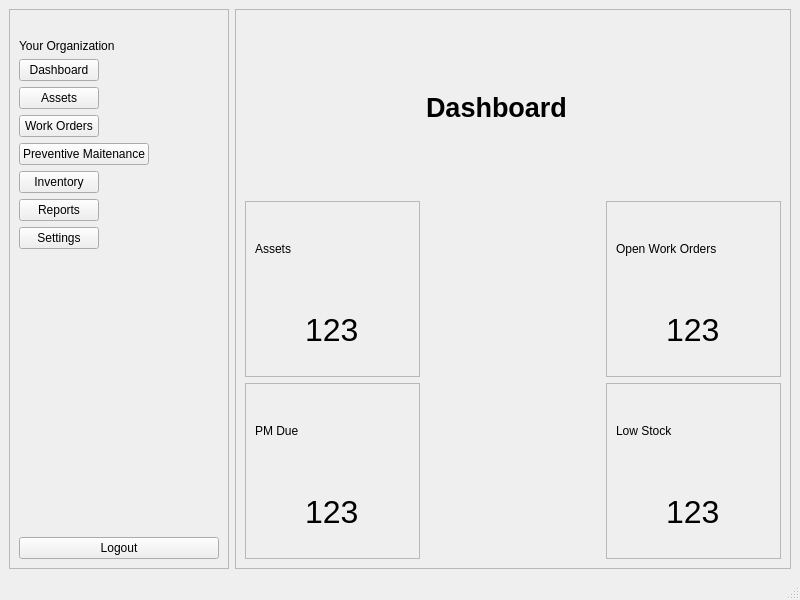
The window that MaintenanceSystem/app/ui/forms/dashboard.ui (Apie-dup/MaintenanceSystem) describes before a commit, drawn with Qt 5.
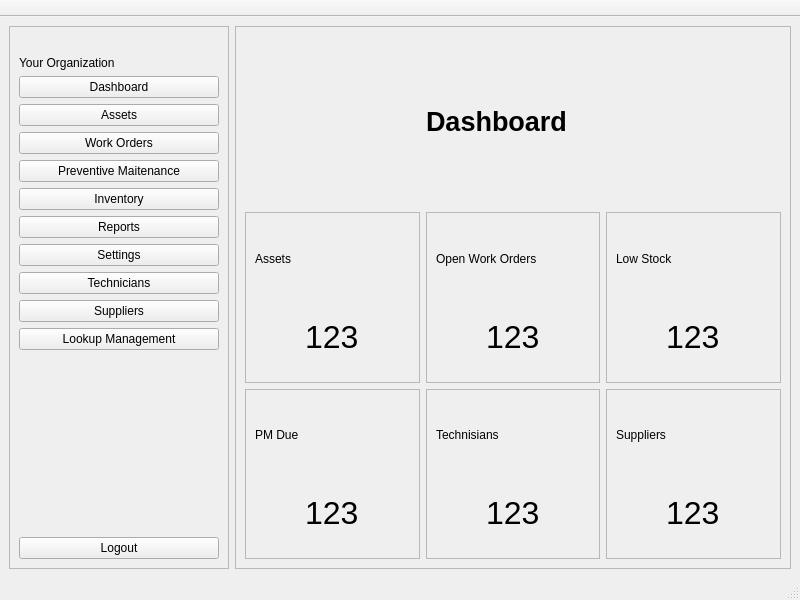
The same window after the commit.

```diff
--- a/MaintenanceSystem/app/ui/forms/dashboard.ui
+++ b/MaintenanceSystem/app/ui/forms/dashboard.ui
@@ -50,55 +50,76 @@
          </property>
         </widget>
        </item>
-       <item alignment="Qt::AlignmentFlag::AlignLeft">
+       <item>
         <widget class="QPushButton" name="btnDashboard">
          <property name="text">
           <string>Dashboard</string>
          </property>
         </widget>
        </item>
-       <item alignment="Qt::AlignmentFlag::AlignLeft">
+       <item>
         <widget class="QPushButton" name="btnAssets">
          <property name="text">
           <string>Assets</string>
          </property>
         </widget>
        </item>
-       <item alignment="Qt::AlignmentFlag::AlignLeft">
+       <item>
         <widget class="QPushButton" name="btnWorkOrders">
          <property name="text">
           <string>Work Orders</string>
          </property>
         </widget>
        </item>
-       <item alignment="Qt::AlignmentFlag::AlignLeft">
-        <widget class="QPushButton" name="btnPreventive">
+       <item>
+        <widget class="QPushButton" name="btnPM">
          <property name="text">
           <string>Preventive Maitenance</string>
          </property>
         </widget>
        </item>
-       <item alignment="Qt::AlignmentFlag::AlignLeft">
+       <item>
         <widget class="QPushButton" name="btnInventory">
          <property name="text">
           <string>Inventory</string>
          </property>
         </widget>
        </item>
-       <item alignment="Qt::AlignmentFlag::AlignLeft">
+       <item>
         <widget class="QPushButton" name="btnReports">
          <property name="text">
           <string>Reports</string>
          </property>
         </widget>
        </item>
-       <item alignment="Qt::AlignmentFlag::AlignLeft">
+       <item>
         <widget class="QPushButton" name="btnSettings">
          <property name="text">
           <string>Settings</string>
          </property>
         </widget>
        </item>
+       <item>
+        <widget class="QPushButton" name="btnThecnicians">
+         <property name="text">
+          <string>Technicians</string>
+         </property>
+        </widget>
+       </item>
+       <item>
+        <widget class="QPushButton" name="btnSuppliers">
+         <property name="text">
+          <string>Suppliers</string>
+         </property>
+        </widget>
+       </item>
+       <item>
+        <widget class="QPushButton" name="btnLookups">
+         <property name="text">
+          <string>Lookup Management</string>
+         </property>
+        </widget>
+       </item>
        <item>
         <spacer name="verticalSpacer">
          <property name="orientation">
@@ -131,81 +152,6 @@
        <enum>QFrame::Shadow::Raised</enum>
       </property>
       <layout class="QGridLayout" name="gridLayout_2">
-       <item row="1" column="2">
-        <widget class="QFrame" name="frameOpenWorkOrders">
-         <property name="frameShape">
-          <enum>QFrame::Shape::StyledPanel</enum>
-         </property>
-         <property name="frameShadow">
-          <enum>QFrame::Shadow::Raised</enum>
-         </property>
-         <layout class="QGridLayout" name="gridLayout_4">
-          <item row="1" column="0" alignment="Qt::AlignmentFlag::AlignHCenter">
-           <widget class="QLabel" name="lblOpenWorkOrdersValue">
-            <property name="font">
-             <font>
-              <pointsize>24</pointsize>
-             </font>
-            </property>
-            <property name="text">
-             <string>123</string>
-            </property>
-           </widget>
-          </item>
-          <item row="0" column="0">
-           <widget class="QLabel" name="lblOpenWorkOrdersTitle">
-            <property name="text">
-             <string>Open Work Orders</string>
-            </property>
-           </widget>
-          </item>
-         </layout>
-        </widget>
-       </item>
-       <item row="0" column="1">
-        <widget class="QLabel" name="lblTitle">
-         <property name="font">
-          <font>
-           <pointsize>20</pointsize>
-           <bold>true</bold>
-          </font>
-         </property>
-         <property name="text">
-          <string>Dashboard</string>
-         </property>
-        </widget>
-       </item>
-       <item row="2" column="2">
-        <widget class="QFrame" name="frameLowStock">
-         <property name="frameShape">
-          <enum>QFrame::Shape::StyledPanel</enum>
-         </property>
-         <property name="frameShadow">
-          <enum>QFrame::Shadow::Raised</enum>
-         </property>
-         <layout class="QGridLayout" name="gridLayout_6">
-          <item row="0" column="0">
-           <widget class="QLabel" name="lblLowStockTitle">
-            <property name="text">
-             <string>Low Stock</string>
-            </property>
-           </widget>
-          </item>
-          <item row="1" column="0" alignment="Qt::AlignmentFlag::AlignHCenter">
-           <widget class="QLabel" name="lblLowStockValue">
-            <property name="font">
-             <font>
-              <pointsize>24</pointsize>
-             </font>
-            </property>
-            <property name="text">
-             <string>123</string>
-            </property>
-           </widget>
-          </item>
-         </layout>
-        </widget>
-       </item>
        <item row="1" column="0">
         <widget class="QFrame" name="frameAssets">
          <property name="minimumSize">
@@ -243,6 +189,19 @@
          </layout>
         </widget>
        </item>
+       <item row="0" column="1">
+        <widget class="QLabel" name="lblTitle">
+         <property name="font">
+          <font>
+           <pointsize>20</pointsize>
+           <bold>true</bold>
+          </font>
+         </property>
+         <property name="text">
+          <string>Dashboard</string>
+         </property>
+        </widget>
+       </item>
        <item row="2" column="0">
         <widget class="QFrame" name="framePMDue">
          <property name="frameShape">
@@ -274,6 +233,130 @@
          </layout>
         </widget>
        </item>
+       <item row="1" column="2">
+        <widget class="QFrame" name="frameLowStock">
+         <property name="frameShape">
+          <enum>QFrame::Shape::StyledPanel</enum>
+         </property>
+         <property name="frameShadow">
+          <enum>QFrame::Shadow::Raised</enum>
+         </property>
+         <layout class="QGridLayout" name="gridLayout_6">
+          <item row="0" column="0">
+           <widget class="QLabel" name="lblLowStockTitle">
+            <property name="text">
+             <string>Low Stock</string>
+            </property>
+           </widget>
+          </item>
+          <item row="1" column="0" alignment="Qt::AlignmentFlag::AlignHCenter">
+           <widget class="QLabel" name="lblLowStockValue">
+            <property name="font">
+             <font>
+              <pointsize>24</pointsize>
+             </font>
+            </property>
+            <property name="text">
+             <string>123</string>
+            </property>
+           </widget>
+          </item>
+         </layout>
+        </widget>
+       </item>
+       <item row="2" column="1">
+        <widget class="QFrame" name="frame">
+         <property name="frameShape">
+          <enum>QFrame::Shape::StyledPanel</enum>
+         </property>
+         <property name="frameShadow">
+          <enum>QFrame::Shadow::Raised</enum>
+         </property>
+         <layout class="QGridLayout" name="gridLayout_7">
+          <item row="0" column="0">
+           <widget class="QLabel" name="lblTechnisiansTitle">
+            <property name="text">
+             <string>Technisians</string>
+            </property>
+           </widget>
+          </item>
+          <item row="1" column="0" alignment="Qt::AlignmentFlag::AlignHCenter">
+           <widget class="QLabel" name="lblTechniciansValue">
+            <property name="font">
+             <font>
+              <pointsize>24</pointsize>
+             </font>
+            </property>
+            <property name="text">
+             <string>123</string>
+            </property>
+           </widget>
+          </item>
+         </layout>
+        </widget>
+       </item>
+       <item row="1" column="1">
+        <widget class="QFrame" name="frameOpenWorkOrders">
+         <property name="frameShape">
+          <enum>QFrame::Shape::StyledPanel</enum>
+         </property>
+         <property name="frameShadow">
+          <enum>QFrame::Shadow::Raised</enum>
+         </property>
+         <layout class="QGridLayout" name="gridLayout_4">
+          <item row="1" column="0" alignment="Qt::AlignmentFlag::AlignHCenter">
+           <widget class="QLabel" name="lblOpenWorkOrdersValue">
+            <property name="font">
+             <font>
+              <pointsize>24</pointsize>
+             </font>
+            </property>
+            <property name="text">
+             <string>123</string>
+            </property>
+           </widget>
+          </item>
+          <item row="0" column="0">
+           <widget class="QLabel" name="lblOpenWorkOrdersTitle">
+            <property name="text">
+             <string>Open Work Orders</string>
+            </property>
+           </widget>
+          </item>
+         </layout>
+        </widget>
+       </item>
+       <item row="2" column="2">
+        <widget class="QFrame" name="frame_2">
+         <property name="frameShape">
+          <enum>QFrame::Shape::StyledPanel</enum>
+         </property>
+         <property name="frameShadow">
+          <enum>QFrame::Shadow::Raised</enum>
+         </property>
+         <layout class="QGridLayout" name="gridLayout_8">
+          <item row="0" column="0">
+           <widget class="QLabel" name="lblSuppliersTitle">
+            <property name="text">
+             <string>Suppliers</string>
+            </property>
+           </widget>
+          </item>
+          <item row="1" column="0" alignment="Qt::AlignmentFlag::AlignHCenter">
+           <widget class="QLabel" name="label">
+            <property name="font">
+             <font>
+              <pointsize>24</pointsize>
+             </font>
+            </property>
+            <property name="text">
+             <string>123</string>
+            </property>
+           </widget>
+          </item>
+         </layout>
+        </widget>
+       </item>
       </layout>
      </widget>
     </item>
@@ -285,11 +368,37 @@
      <x>0</x>
      <y>0</y>
      <width>800</width>
-     <height>33</height>
+     <height>26</height>
     </rect>
    </property>
   </widget>
-  <widget class="QStatusBar" name="statusbar"/>
+  <widget class="QStatusBar" name="statusBar"/>
+  <widget class="QToolBar" name="mainToolBar">
+   <property name="windowTitle">
+    <string>toolBar</string>
+   </property>
+   <property name="movable">
+    <bool>false</bool>
+   </property>
+   <property name="iconSize">
+    <size>
+     <width>32</width>
+     <height>32</height>
+    </size>
+   </property>
+   <property name="toolButtonStyle">
+    <enum>Qt::ToolButtonStyle::ToolButtonTextUnderIcon</enum>
+   </property>
+   <property name="floatable">
+    <bool>false</bool>
+   </property>
+   <attribute name="toolBarArea">
+    <enum>TopToolBarArea</enum>
+   </attribute>
+   <attribute name="toolBarBreak">
+    <bool>false</bool>
+   </attribute>
+  </widget>
  </widget>
  <resources/>
  <connections/>
```
